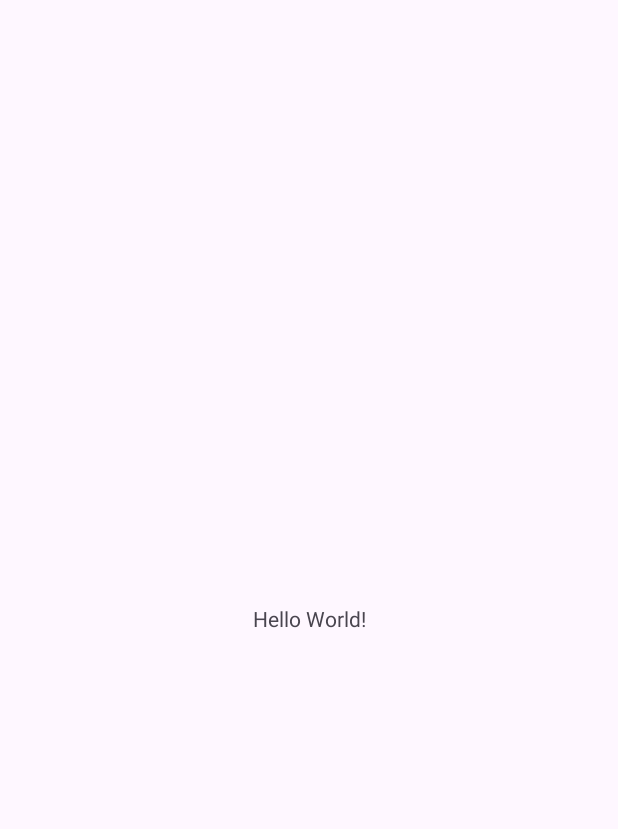
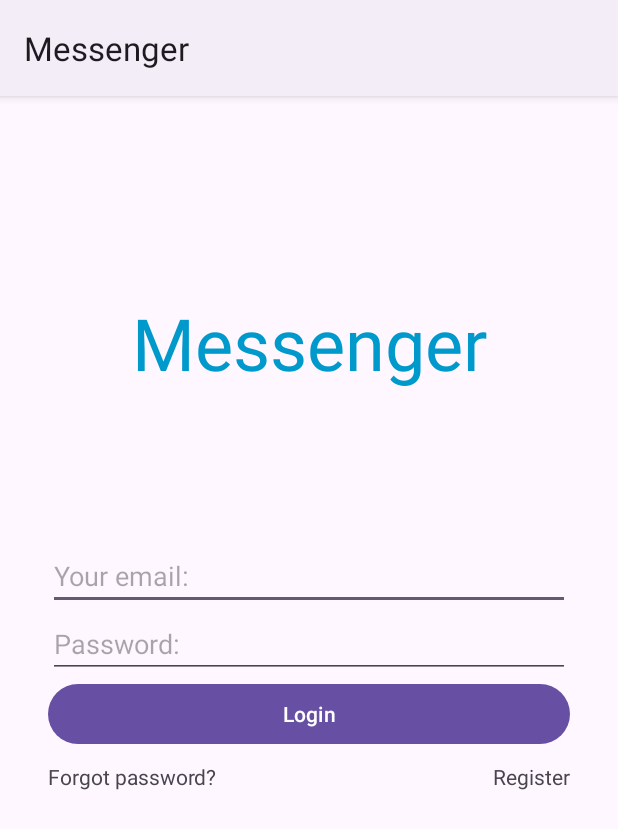
Before and after one commit to aleksandrgrigorev/Messenger, an Android app: the screen it shows after launch (MainActivity before the commit, LoginActivity after it), on a phone screen of 412 x 824 dp. Before the commit the part shown is almost empty. Shown: the top 829 px of the screen. Run offline under Robolectric (Android 15) with nearby library versions, the phone set to English and light mode, and no system bars.

Commit message:
Login activity impl

```diff
--- a/app/src/main/AndroidManifest.xml
+++ b/app/src/main/AndroidManifest.xml
@@ -13,7 +13,7 @@
         android:theme="@style/Theme.Messenger"
         tools:targetApi="31">
         <activity
-            android:name=".MainActivity"
+            android:name=".LoginActivity"
             android:exported="true">
             <intent-filter>
                 <action android:name="android.intent.action.MAIN" />
--- /dev/null
+++ b/app/src/main/java/com/grigorev/messenger/LoginActivity.java
@@ -0,0 +1,44 @@
+package com.grigorev.messenger;
+
+import androidx.appcompat.app.AppCompatActivity;
+
+import android.os.Bundle;
+import android.widget.Button;
+import android.widget.EditText;
+import android.widget.TextView;
+
+public class LoginActivity extends AppCompatActivity {
+
+    private EditText editTextEmail;
+    private EditText editTextPassword;
+    private Button buttonLogin;
+    private TextView textViewForgotPassword;
+    private TextView textViewRegister;
+
+
+    @Override
+    protected void onCreate(Bundle savedInstanceState) {
+        super.onCreate(savedInstanceState);
+        setContentView(R.layout.activity_login);
+        initViews();
+        buttonLogin.setOnClickListener(view -> {
+            String email = editTextEmail.getText().toString().trim();
+            String password = editTextPassword.getText().toString().trim();
+            //login
+        });
+        textViewForgotPassword.setOnClickListener(view -> {
+            // launch forgot password screen intent
+        });
+        textViewRegister.setOnClickListener(view -> {
+            // launch register screen intent
+        });
+    }
+
+    private void initViews() {
+        editTextEmail = findViewById(R.id.editTextEmail);
+        editTextPassword = findViewById(R.id.editTextPassword);
+        buttonLogin = findViewById(R.id.buttonLogin);
+        textViewForgotPassword = findViewById(R.id.textViewForgotPassword);
+        textViewRegister = findViewById(R.id.textViewRegister);
+    }
+}
--- a/app/src/main/java/com/grigorev/messenger/MainActivity.java
+++ /dev/null
@@ -1,14 +0,0 @@
-package com.grigorev.messenger;
-
-import androidx.appcompat.app.AppCompatActivity;
-
-import android.os.Bundle;
-
-public class MainActivity extends AppCompatActivity {
-
-    @Override
-    protected void onCreate(Bundle savedInstanceState) {
-        super.onCreate(savedInstanceState);
-        setContentView(R.layout.activity_main);
-    }
-}
--- /dev/null
+++ b/app/src/main/res/layout/activity_login.xml
@@ -0,0 +1,75 @@
+<?xml version="1.0" encoding="utf-8"?>
+<androidx.constraintlayout.widget.ConstraintLayout xmlns:android="http://schemas.android.com/apk/res/android"
+    xmlns:app="http://schemas.android.com/apk/res-auto"
+    xmlns:tools="http://schemas.android.com/tools"
+    android:layout_width="match_parent"
+    android:layout_height="match_parent"
+    android:orientation="vertical"
+    android:padding="32dp"
+    tools:context=".LoginActivity">
+
+    <TextView
+        android:id="@+id/textViewTitle"
+        android:layout_width="0dp"
+        android:layout_height="wrap_content"
+        android:text="@string/messenger"
+        android:textAlignment="center"
+        android:textColor="@android:color/holo_blue_dark"
+        android:textSize="48sp"
+        app:layout_constraintBottom_toTopOf="@id/editTextEmail"
+        app:layout_constraintEnd_toEndOf="parent"
+        app:layout_constraintStart_toStartOf="parent"
+        app:layout_constraintTop_toTopOf="parent" />
+
+    <EditText
+        android:id="@+id/editTextEmail"
+        android:layout_width="0dp"
+        android:layout_height="wrap_content"
+        android:hint="@string/your_email"
+        android:inputType="textEmailAddress"
+        app:layout_constraintBottom_toTopOf="@id/editTextPassword"
+        app:layout_constraintEnd_toEndOf="parent"
+        app:layout_constraintStart_toStartOf="parent"
+        app:layout_constraintTop_toTopOf="parent"
+        app:layout_constraintVertical_chainStyle="packed" />
+
+    <EditText
+        android:id="@+id/editTextPassword"
+        android:layout_width="match_parent"
+        android:layout_height="wrap_content"
+        android:hint="@string/password"
+        android:inputType="textPassword"
+        app:layout_constraintBottom_toTopOf="@+id/buttonLogin"
+        app:layout_constraintTop_toBottomOf="@+id/editTextEmail"
+        tools:layout_editor_absoluteX="32dp" />
+
+    <Button
+        android:id="@+id/buttonLogin"
+        android:layout_width="match_parent"
+        android:layout_height="wrap_content"
+        android:text="@string/login"
+        app:layout_constraintBottom_toTopOf="@+id/textViewForgotPassword"
+        app:layout_constraintTop_toBottomOf="@+id/editTextPassword"
+        tools:layout_editor_absoluteX="32dp" />
+
+    <TextView
+        android:id="@+id/textViewForgotPassword"
+        android:layout_width="wrap_content"
+        android:layout_height="wrap_content"
+        android:paddingTop="8dp"
+        android:text="@string/forgot_password"
+        app:layout_constraintBottom_toBottomOf="parent"
+        app:layout_constraintStart_toStartOf="parent"
+        app:layout_constraintTop_toBottomOf="@+id/buttonLogin" />
+
+    <TextView
+        android:id="@+id/textViewRegister"
+        android:layout_width="wrap_content"
+        android:layout_height="wrap_content"
+        android:paddingTop="8dp"
+        android:text="@string/register"
+        app:layout_constraintEnd_toEndOf="parent"
+        app:layout_constraintTop_toBottomOf="@id/buttonLogin" />
+
+
+</androidx.constraintlayout.widget.ConstraintLayout>
--- a/app/src/main/res/layout/activity_main.xml
+++ /dev/null
@@ -1,18 +0,0 @@
-<?xml version="1.0" encoding="utf-8"?>
-<androidx.constraintlayout.widget.ConstraintLayout xmlns:android="http://schemas.android.com/apk/res/android"
-    xmlns:app="http://schemas.android.com/apk/res-auto"
-    xmlns:tools="http://schemas.android.com/tools"
-    android:layout_width="match_parent"
-    android:layout_height="match_parent"
-    tools:context=".MainActivity">
-
-    <TextView
-        android:layout_width="wrap_content"
-        android:layout_height="wrap_content"
-        android:text="Hello World!"
-        app:layout_constraintBottom_toBottomOf="parent"
-        app:layout_constraintEnd_toEndOf="parent"
-        app:layout_constraintStart_toStartOf="parent"
-        app:layout_constraintTop_toTopOf="parent" />
-
-</androidx.constraintlayout.widget.ConstraintLayout>
--- a/app/src/main/res/values/strings.xml
+++ b/app/src/main/res/values/strings.xml
@@ -1,3 +1,9 @@
 <resources>
     <string name="app_name">Messenger</string>
+    <string name="messenger">Messenger</string>
+    <string name="your_email">Your email:</string>
+    <string name="password">Password:</string>
+    <string name="login">Login</string>
+    <string name="forgot_password">Forgot password?</string>
+    <string name="register">Register</string>
 </resources>
--- a/app/src/main/res/values/themes.xml
+++ b/app/src/main/res/values/themes.xml
@@ -1,6 +1,6 @@
 <resources xmlns:tools="http://schemas.android.com/tools">
     <!-- Base application theme. -->
-    <style name="Base.Theme.Messenger" parent="Theme.Material3.DayNight.NoActionBar">
+    <style name="Base.Theme.Messenger" parent="Theme.Material3.DayNight">
         <!-- Customize your light theme here. -->
         <!-- <item name="colorPrimary">@color/my_light_primary</item> -->
     </style>
```
